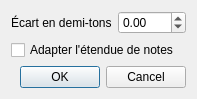
Old version of the form sources/editor/tools/transpose/tooltranspose_gui.ui in the repository davy7125/polyphone.
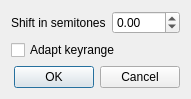
New version of the form.

The edit to the form file:
```diff
--- a/sources/editor/tools/transpose/tooltranspose_gui.ui
+++ b/sources/editor/tools/transpose/tooltranspose_gui.ui
@@ -17,7 +17,7 @@
    <item row="0" column="0">
     <widget class="QLabel" name="label">
      <property name="text">
-      <string>Écart en demi-tons</string>
+      <string>Shift in semitones</string>
      </property>
     </widget>
    </item>
@@ -41,7 +41,7 @@
    <item row="1" column="0" colspan="2">
     <widget class="QCheckBox" name="checkKeyRange">
      <property name="text">
-      <string>Adapter l'étendue de notes</string>
+      <string>Adapt keyrange</string>
      </property>
     </widget>
    </item>
```
